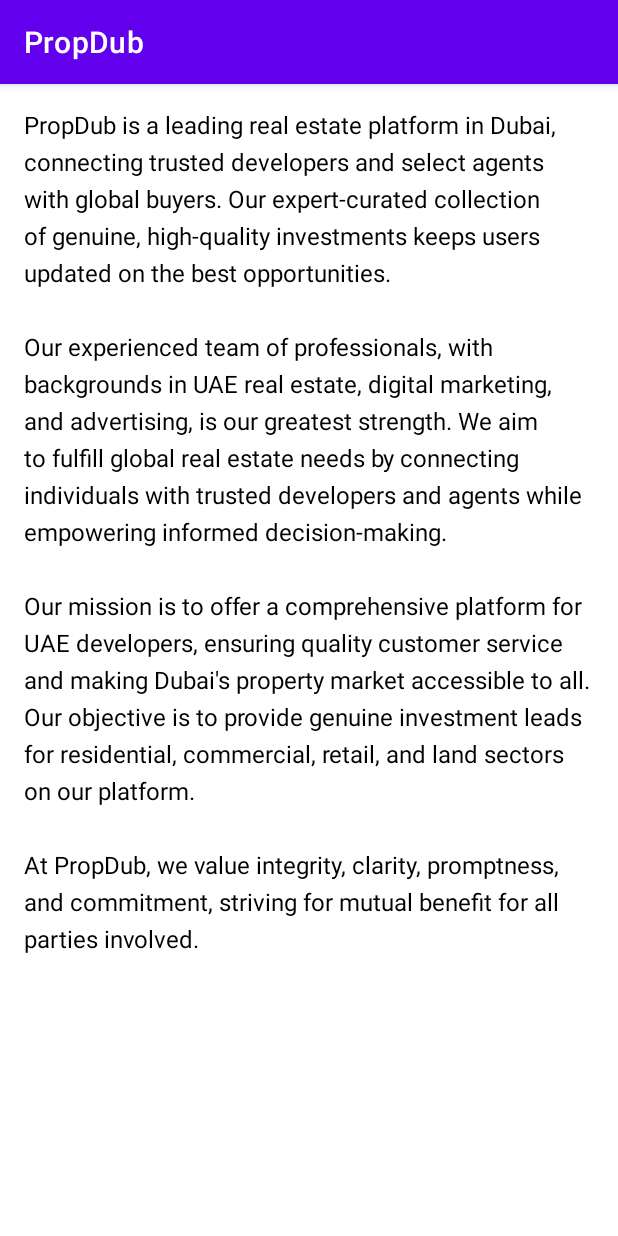
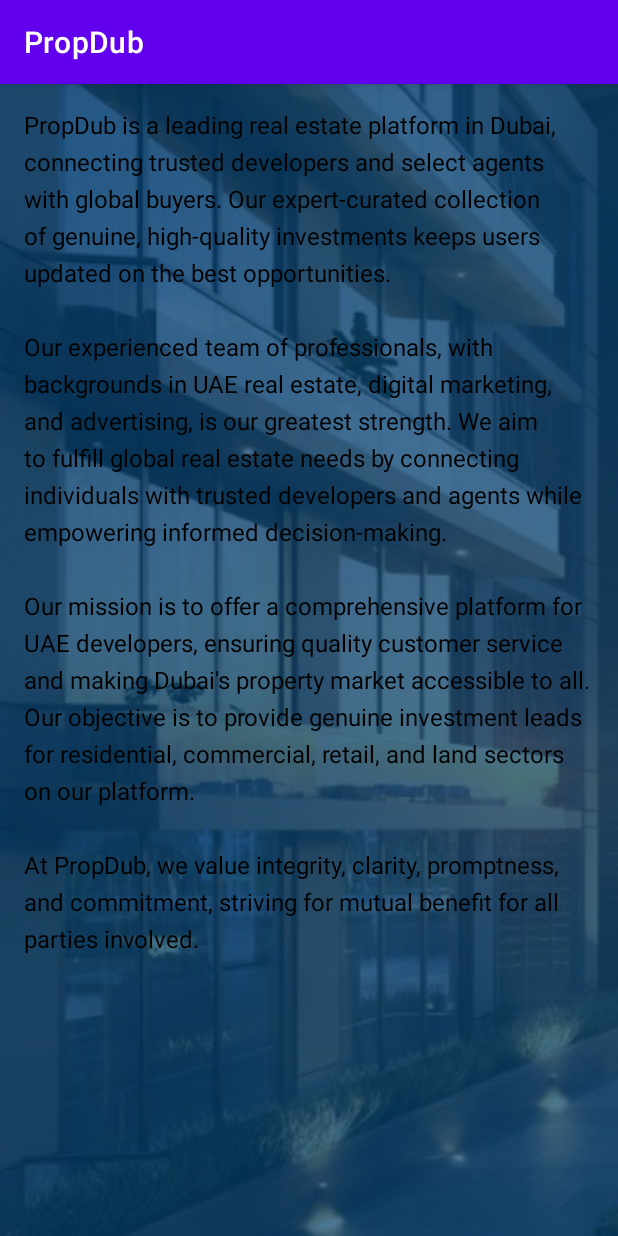
Before and after one commit to akero/propdub, an Android app: the AboutUs screen opened directly, with no data from a screen before it, on a phone screen of 412 x 824 dp. Run offline under Robolectric (Android 15) with nearby library versions, the phone set to English and light mode, and no system bars; libraries missing offline, so code that uses them is left out: jp.wasabeef.blurry.

Commit message:
at adding blur to a bout us page

```diff
--- a/app/build.gradle
+++ b/app/build.gradle
@@ -41,4 +41,6 @@ dependencies {
     testImplementation 'junit:junit:4.13.2'
     androidTestImplementation 'androidx.test.ext:junit:1.1.5'
     androidTestImplementation 'androidx.test.espresso:espresso-core:3.5.1'
+    implementation 'jp.wasabeef:blurry:4.0.0'
+
 }
--- a/app/src/main/java/com/acme/propdub/AboutUs.java
+++ b/app/src/main/java/com/acme/propdub/AboutUs.java
@@ -1,8 +1,13 @@
 package com.acme.propdub;
+
 
 import androidx.appcompat.app.AppCompatActivity;
 import android.os.Bundle;
+import jp.wasabeef.blurry.Blurry;
+import android.widget.ImageView;
 import android.widget.TextView;
+
+import jp.wasabeef.blurry.Blurry;
 
 public class AboutUs extends AppCompatActivity {
 
@@ -10,6 +15,7 @@ public class AboutUs extends AppCompatActivity {
     protected void onCreate(Bundle savedInstanceState) {
         super.onCreate(savedInstanceState);
         setContentView(R.layout.activity_about_us);
+
         String about= "PropDub is a leading real estate platform in Dubai, connecting trusted developers and select agents with global buyers. Our expert-curated collection of genuine, high-quality investments keeps users updated on the best opportunities.\n" +
                 "\n" +
                 "Our experienced team of professionals, with backgrounds in UAE real estate, digital marketing, and advertising, is our greatest strength. We aim to fulfill global real estate needs by connecting individuals with trusted developers and agents while empowering informed decision-making.\n" +
--- a/app/src/main/res/layout/activity_about_us.xml
+++ b/app/src/main/res/layout/activity_about_us.xml
@@ -1,15 +1,30 @@
 <?xml version="1.0" encoding="utf-8"?>
-<androidx.constraintlayout.widget.ConstraintLayout xmlns:android="http://schemas.android.com/apk/res/android"
+<FrameLayout xmlns:android="http://schemas.android.com/apk/res/android"
     xmlns:app="http://schemas.android.com/apk/res-auto"
     xmlns:tools="http://schemas.android.com/tools"
     android:layout_width="match_parent"
     android:layout_height="match_parent"
     tools:context=".AboutUs">
 
+    <ImageView
+        android:layout_width="match_parent"
+        android:layout_height="match_parent"
+        android:scaleType="centerCrop"
+        android:src="@drawable/bg1" />
+
+    <View
+        android:layout_width="match_parent"
+        android:layout_height="match_parent"
+        android:background="#B3004274" />
+
+    <androidx.constraintlayout.widget.ConstraintLayout
+        android:layout_width="match_parent"
+        android:layout_height="match_parent">
+
         <ScrollView
             android:id="@+id/scrollView"
-        android:layout_width="match_parent"
-        android:layout_height="match_parent"
+            android:layout_width="0dp"
+            android:layout_height="0dp"
             android:fillViewport="true"
             app:layout_constraintTop_toTopOf="parent"
             app:layout_constraintBottom_toBottomOf="parent"
@@ -33,3 +48,4 @@
             </LinearLayout>
         </ScrollView>
     </androidx.constraintlayout.widget.ConstraintLayout>
+</FrameLayout>
--- a/build.gradle
+++ b/build.gradle
@@ -1,4 +1,5 @@
 // Top-level build file where you can add configuration options common to all sub-projects/modules.
+
 plugins {
     id 'com.android.application' version '8.0.0' apply false
     id 'com.android.library' version '8.0.0' apply false
```
Also changed, not shown: app/src/main/res/drawable/bg1.png (added). Lines whose indentation alone changed are shown as unchanged.
